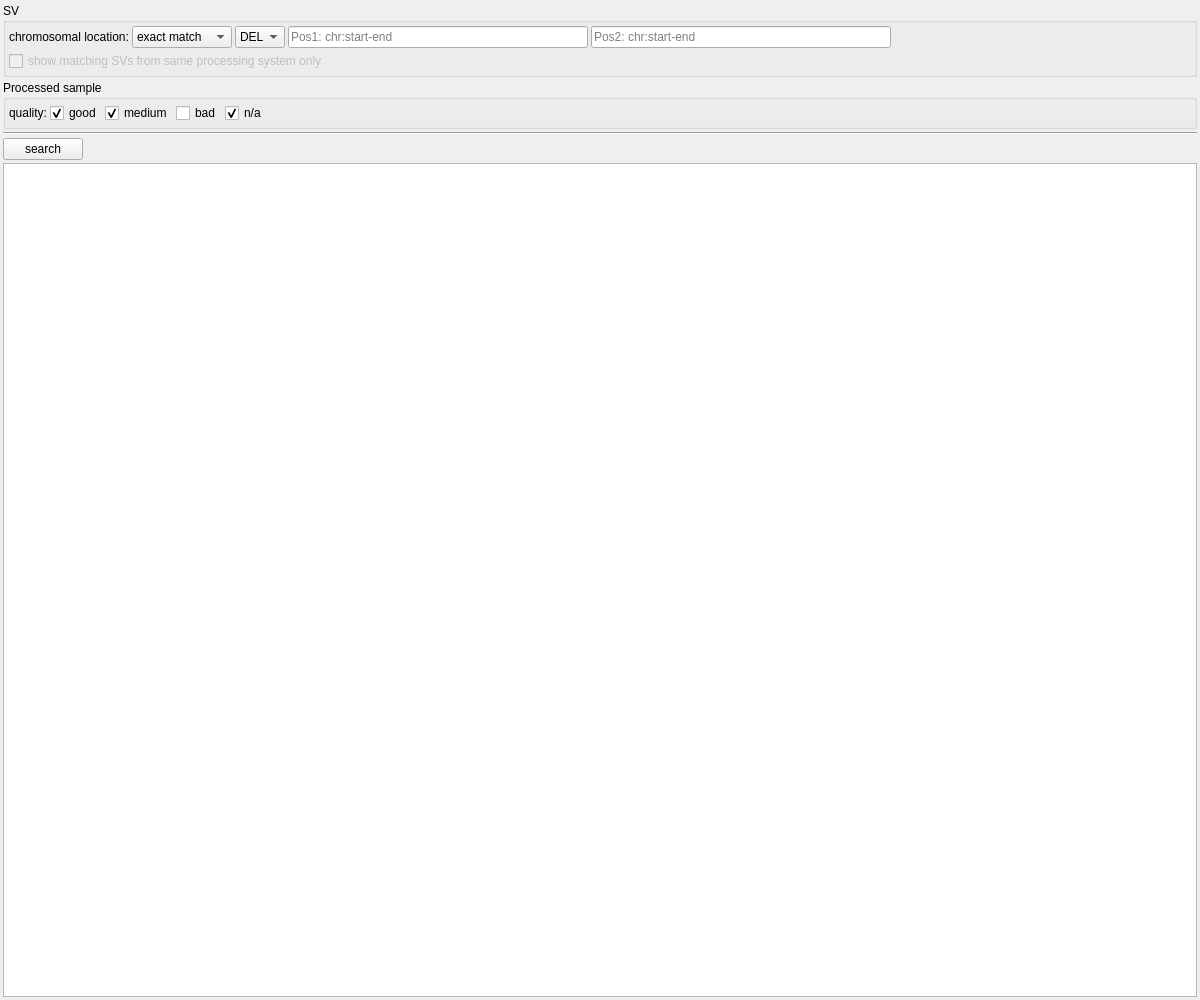
First picture: the form in src/GSvar/SvSearchWidget.ui, repository imgag/ngs-bits, before the edit.
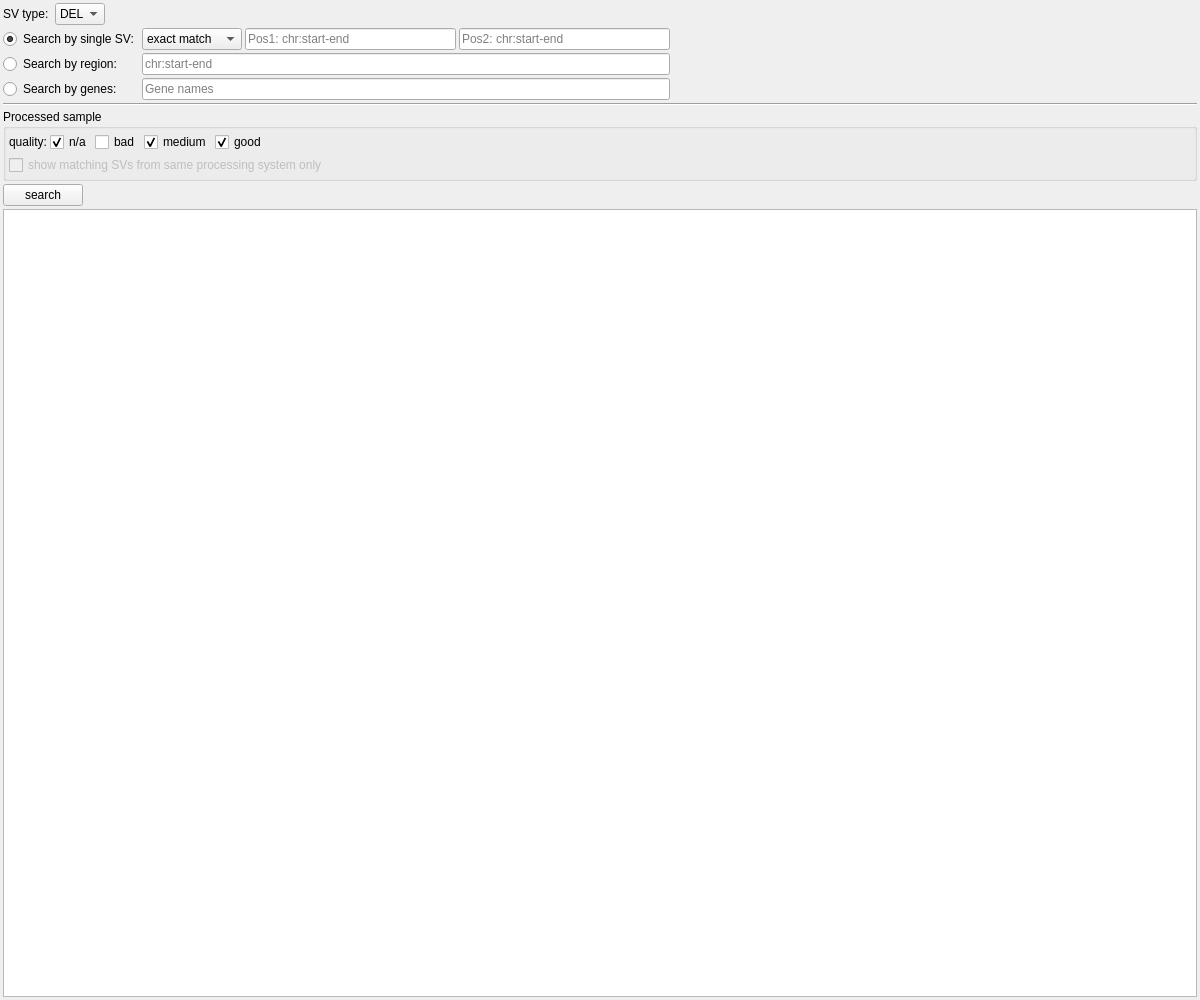
Second picture: the form after the edit. Custom widgets are drawn as their Qt base class.

Commit message:
src/GSvar/CnvSearchWidget.*: allow search by gene list
src/GSvar/SvSearchWidget.*: allow search by gene list and chromosomal region

src/GSvar/MainWindow.*: added SNV, CNV and SV search to NGSD menu

The edit to the form file:
```diff
--- a/src/GSvar/SvSearchWidget.ui
+++ b/src/GSvar/SvSearchWidget.ui
@@ -19,7 +19,7 @@
   <property name="windowTitle">
    <string>Form</string>
   </property>
-  <layout class="QVBoxLayout" name="verticalLayout_2" stretch="0,0,0,0,0">
+  <layout class="QVBoxLayout" name="verticalLayout_2" stretch="0,0,0,0,0,0">
    <property name="spacing">
     <number>3</number>
    </property>
@@ -36,61 +36,17 @@
     <number>3</number>
    </property>
    <item>
-    <widget class="QGroupBox" name="groupBox_4">
-     <property name="title">
-      <string>SV</string>
-     </property>
-     <property name="flat">
-      <bool>true</bool>
-     </property>
-     <layout class="QVBoxLayout" name="verticalLayout">
+    <layout class="QHBoxLayout" name="horizontalLayout_6">
       <property name="spacing">
        <number>3</number>
       </property>
-      <property name="leftMargin">
-       <number>3</number>
-      </property>
-      <property name="topMargin">
-       <number>3</number>
-      </property>
-      <property name="rightMargin">
-       <number>3</number>
-      </property>
-      <property name="bottomMargin">
-       <number>3</number>
-      </property>
       <item>
-       <layout class="QHBoxLayout" name="horizontalLayout_2">
-        <property name="spacing">
-         <number>3</number>
-        </property>
-        <item>
-         <widget class="QLabel" name="label">
+      <widget class="QLabel" name="label_5">
           <property name="text">
-           <string>chromosomal location:</string>
+        <string>SV type: </string>
           </property>
          </widget>
         </item>
-        <item>
-         <widget class="QComboBox" name="operation">
-          <property name="minimumSize">
-           <size>
-            <width>100</width>
-            <height>0</height>
-           </size>
-          </property>
-          <item>
-           <property name="text">
-            <string>exact match</string>
-           </property>
-          </item>
-          <item>
-           <property name="text">
-            <string>overlaps</string>
-           </property>
-          </item>
-         </widget>
-        </item>
         <item>
          <widget class="QComboBox" name="svType">
           <property name="maximumSize">
@@ -127,37 +83,27 @@
          </widget>
         </item>
         <item>
-         <widget class="QLineEdit" name="coordinates1">
-          <property name="minimumSize">
-           <size>
-            <width>300</width>
-            <height>0</height>
-           </size>
-          </property>
-          <property name="maximumSize">
+      <spacer name="horizontalSpacer_6">
+       <property name="orientation">
+        <enum>Qt::Horizontal</enum>
+       </property>
+       <property name="sizeHint" stdset="0">
            <size>
-            <width>300</width>
-            <height>16777215</height>
-           </size>
-          </property>
-          <property name="placeholderText">
-           <string>Pos1: chr:start-end</string>
-          </property>
-         </widget>
+         <width>40</width>
+         <height>20</height>
+        </size>
+       </property>
+      </spacer>
+     </item>
+    </layout>
         </item>
         <item>
-         <widget class="QLineEdit" name="coordinates2">
-          <property name="minimumSize">
-           <size>
-            <width>300</width>
-            <height>0</height>
-           </size>
-          </property>
-          <property name="placeholderText">
-           <string>Pos2: chr:start-end</string>
-          </property>
-         </widget>
-        </item>
+    <layout class="QGridLayout" name="gridLayout">
+     <item row="2" column="3">
+      <layout class="QHBoxLayout" name="horizontalLayout_4">
+       <property name="spacing">
+        <number>3</number>
+       </property>
         <item>
          <spacer name="horizontalSpacer">
           <property name="orientation">
@@ -176,37 +122,120 @@
         </item>
        </layout>
       </item>
+     <item row="0" column="3">
+      <layout class="QHBoxLayout" name="horizontalLayout_7"/>
+     </item>
+     <item row="1" column="2">
+      <layout class="QHBoxLayout" name="hl_single_sv">
+       <property name="spacing">
+        <number>3</number>
+       </property>
       <item>
+        <widget class="QComboBox" name="operation">
+         <property name="minimumSize">
+          <size>
+           <width>100</width>
+           <height>0</height>
+          </size>
+         </property>
+         <item>
+          <property name="text">
+           <string>exact match</string>
+          </property>
+         </item>
+         <item>
+          <property name="text">
+           <string>overlaps</string>
+          </property>
+         </item>
+        </widget>
+       </item>
+       <item>
+        <widget class="QLineEdit" name="coordinates1">
+         <property name="minimumSize">
+          <size>
+           <width>200</width>
+           <height>0</height>
+          </size>
+         </property>
+         <property name="maximumSize">
+          <size>
+           <width>300</width>
+           <height>16777215</height>
+          </size>
+         </property>
+         <property name="placeholderText">
+          <string>Pos1: chr:start-end</string>
+         </property>
+        </widget>
+       </item>
+       <item>
+        <widget class="QLineEdit" name="coordinates2">
+         <property name="minimumSize">
+          <size>
+           <width>200</width>
+           <height>0</height>
+          </size>
+         </property>
+         <property name="placeholderText">
+          <string>Pos2: chr:start-end</string>
+         </property>
+        </widget>
+       </item>
+      </layout>
+     </item>
+     <item row="2" column="2">
+      <widget class="QLineEdit" name="le_region">
+       <property name="placeholderText">
+        <string>chr:start-end</string>
+       </property>
+      </widget>
+     </item>
+     <item row="3" column="2">
+      <widget class="QLineEdit" name="le_genes">
+       <property name="placeholderText">
+        <string>Gene names</string>
+       </property>
+      </widget>
+     </item>
+     <item row="3" column="0">
+      <widget class="QRadioButton" name="rb_genes">
+       <property name="text">
+        <string>Search by genes: </string>
+       </property>
+      </widget>
+     </item>
+     <item row="1" column="0">
+      <widget class="QRadioButton" name="rb_single_sv">
+       <property name="text">
+        <string>Search by single SV:</string>
+       </property>
+       <property name="checked">
+        <bool>true</bool>
+       </property>
+      </widget>
+     </item>
+     <item row="2" column="0">
+      <widget class="QRadioButton" name="rb_region">
+       <property name="text">
+        <string>Search by region: </string>
+       </property>
+      </widget>
+     </item>
+     <item row="3" column="3">
        <layout class="QHBoxLayout" name="horizontalLayout_5">
-        <item>
-         <widget class="QCheckBox" name="same_processing_system_only">
-          <property name="enabled">
-           <bool>false</bool>
-          </property>
-          <property name="text">
-           <string>show matching SVs from same processing system only</string>
-          </property>
-          <property name="checked">
-           <bool>false</bool>
-          </property>
-         </widget>
-        </item>
+       <property name="spacing">
+        <number>3</number>
+       </property>
+      </layout>
+     </item>
+    </layout>
+   </item>
         <item>
-         <spacer name="horizontalSpacer_8">
+    <widget class="Line" name="line">
           <property name="orientation">
            <enum>Qt::Horizontal</enum>
           </property>
-          <property name="sizeHint" stdset="0">
-           <size>
-            <width>40</width>
-            <height>20</height>
-           </size>
-          </property>
-         </spacer>
-        </item>
-       </layout>
-      </item>
-     </layout>
     </widget>
    </item>
    <item>
@@ -217,22 +246,27 @@
      <property name="flat">
       <bool>true</bool>
      </property>
+     <layout class="QVBoxLayout" name="verticalLayout">
+      <property name="spacing">
+       <number>3</number>
+      </property>
+      <property name="leftMargin">
+       <number>3</number>
+      </property>
+      <property name="topMargin">
+       <number>3</number>
+      </property>
+      <property name="rightMargin">
+       <number>3</number>
+      </property>
+      <property name="bottomMargin">
+       <number>3</number>
+      </property>
+      <item>
      <layout class="QHBoxLayout" name="horizontalLayout_3">
       <property name="spacing">
        <number>3</number>
       </property>
-      <property name="leftMargin">
-       <number>3</number>
-      </property>
-      <property name="topMargin">
-       <number>3</number>
-      </property>
-      <property name="rightMargin">
-       <number>3</number>
-      </property>
-      <property name="bottomMargin">
-       <number>3</number>
-      </property>
       <item>
        <widget class="QLabel" name="label_3">
         <property name="text">
@@ -240,33 +274,6 @@
         </property>
        </widget>
       </item>
-      <item>
-       <widget class="QCheckBox" name="q_ps_good">
-        <property name="text">
-         <string>good</string>
-        </property>
-        <property name="checked">
-         <bool>true</bool>
-        </property>
-       </widget>
-      </item>
-      <item>
-       <widget class="QCheckBox" name="q_ps_medium">
-        <property name="text">
-         <string>medium</string>
-        </property>
-        <property name="checked">
-         <bool>true</bool>
-        </property>
-       </widget>
-      </item>
-      <item>
-       <widget class="QCheckBox" name="q_ps_bad">
-        <property name="text">
-         <string>bad</string>
-        </property>
-       </widget>
-      </item>
       <item>
        <widget class="QCheckBox" name="q_ps_na">
         <property name="text">
@@ -278,26 +285,61 @@
        </widget>
       </item>
       <item>
-       <spacer name="horizontalSpacer_3">
+         <widget class="QCheckBox" name="q_ps_bad">
+          <property name="text">
+           <string>bad</string>
+          </property>
+         </widget>
+        </item>
+        <item>
+         <widget class="QCheckBox" name="q_ps_medium">
+          <property name="text">
+           <string>medium</string>
+          </property>
+          <property name="checked">
+           <bool>true</bool>
+          </property>
+         </widget>
+        </item>
+        <item>
+         <widget class="QCheckBox" name="q_ps_good">
+          <property name="text">
+           <string>good</string>
+          </property>
+          <property name="checked">
+           <bool>true</bool>
+          </property>
+         </widget>
+        </item>
+        <item>
+         <spacer name="horizontalSpacer_4">
         <property name="orientation">
          <enum>Qt::Horizontal</enum>
         </property>
         <property name="sizeHint" stdset="0">
          <size>
-          <width>946</width>
-          <height>10</height>
+            <width>40</width>
+            <height>20</height>
          </size>
         </property>
        </spacer>
       </item>
      </layout>
-    </widget>
    </item>
    <item>
-    <widget class="Line" name="line">
-     <property name="orientation">
-      <enum>Qt::Horizontal</enum>
-     </property>
+       <widget class="QCheckBox" name="same_processing_system_only">
+        <property name="enabled">
+         <bool>false</bool>
+        </property>
+        <property name="text">
+         <string>show matching SVs from same processing system only</string>
+        </property>
+        <property name="checked">
+         <bool>false</bool>
+        </property>
+       </widget>
+      </item>
+     </layout>
     </widget>
    </item>
    <item>
```
Lines whose indentation alone changed are shown as unchanged. The commit also changes 8 other files.
